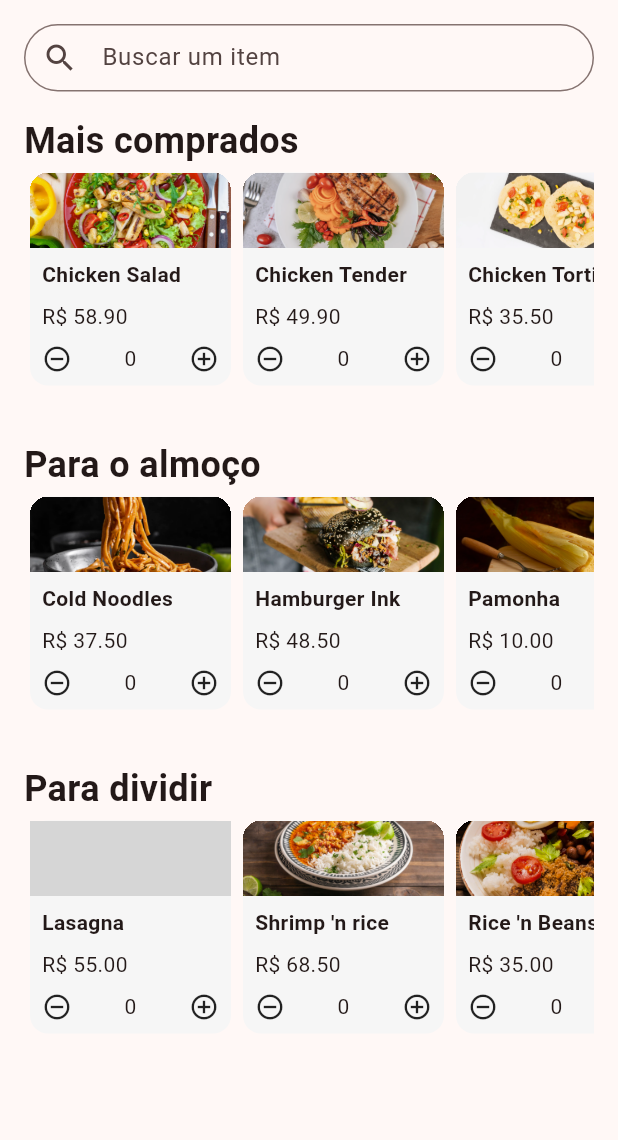
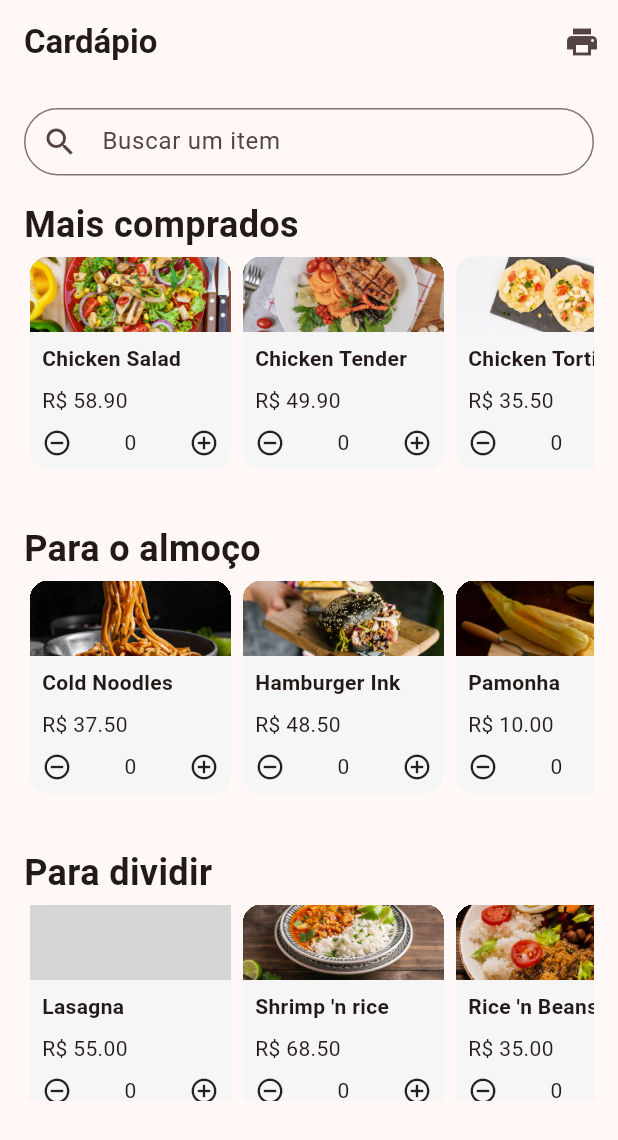
Before and after one commit to ikyrie/panucci_ristorante, a Flutter app: the screen it shows after launch, on a phone screen of 412 x 824 dp. Shown: the top 1140 px of the screen. Run offline on Flutter 3.47's test engine with Material 3 defaults, Android fonts, the phone set to English and light mode, and no system bars; our stand-ins replace flutter_mobx, mobx, permission_handler; missing offline and left inert: esc_pos_utils_plus, print_bluetooth_thermal; generated files the repository leaves out were written again; grey boxes are pictures that could not be loaded.

Commit message:
Adicionando appbar nas páginas

```diff
--- a/lib/screens/checkout.dart
+++ b/lib/screens/checkout.dart
@@ -21,6 +21,12 @@ class Checkout extends StatelessWidget {
     final PrinterSettingsStore printerSettingsStore = Provider.of<PrinterSettingsStore>(homeContext, listen: false);
     return SafeArea(
       child: Scaffold(
+        appBar: AppBar(
+          title: Text(
+            "Pedido",
+            style: TextStyle(fontWeight: FontWeight.w600),
+          ),
+        ),
         body: Padding(
           padding: const EdgeInsets.all(16.0),
           child: CustomScrollView(
--- a/lib/screens/home.dart
+++ b/lib/screens/home.dart
@@ -18,6 +18,18 @@ class Home extends StatelessWidget {
     final BuildContext homeContext = context;
     return SafeArea(
       child: Scaffold(
+        appBar: AppBar(
+          title: Text(
+            "Cardápio",
+            style: TextStyle(fontWeight: FontWeight.w600),
+          ),
+          actions: <Widget>[
+            IconButton(
+              onPressed: () {},
+              icon: Icon(Icons.print),
+            )
+          ],
+        ),
         body: Stack(children: <Widget>[
           Padding(
             padding: const EdgeInsets.only(bottom: 90),
```
